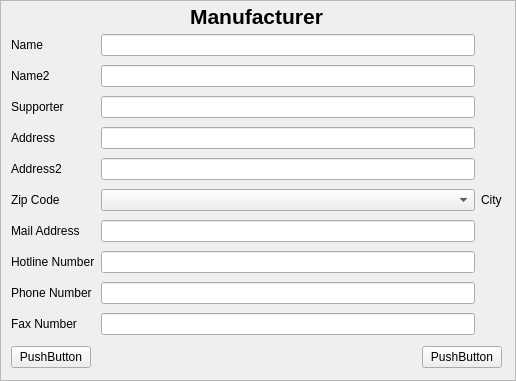
This is src/manufacturerinputarea.ui in jmuelbert/jmbde-QT as Qt 5 draws it before an edit. The edited form follows.
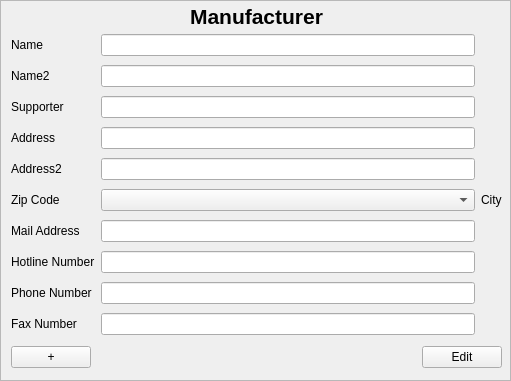
This is the edited form.

```diff
--- a/src/manufacturerinputarea.ui
+++ b/src/manufacturerinputarea.ui
@@ -6,7 +6,7 @@
    <rect>
     <x>0</x>
     <y>0</y>
-    <width>516</width>
+    <width>511</width>
     <height>381</height>
    </rect>
   </property>
@@ -21,7 +21,7 @@
     <rect>
      <x>0</x>
      <y>0</y>
-     <width>514</width>
+     <width>509</width>
      <height>379</height>
     </rect>
    </property>
@@ -186,7 +186,7 @@
      <item>
       <widget class="QPushButton" name="pushButton">
        <property name="text">
-        <string>PushButton</string>
+        <string>+</string>
        </property>
       </widget>
      </item>
@@ -206,7 +206,7 @@
      <item>
       <widget class="QPushButton" name="pushButton_2">
        <property name="text">
-        <string>PushButton</string>
+        <string>Edit</string>
        </property>
       </widget>
      </item>
```
Left out of the diff: 104 changed lines with no effect on the pictures.
